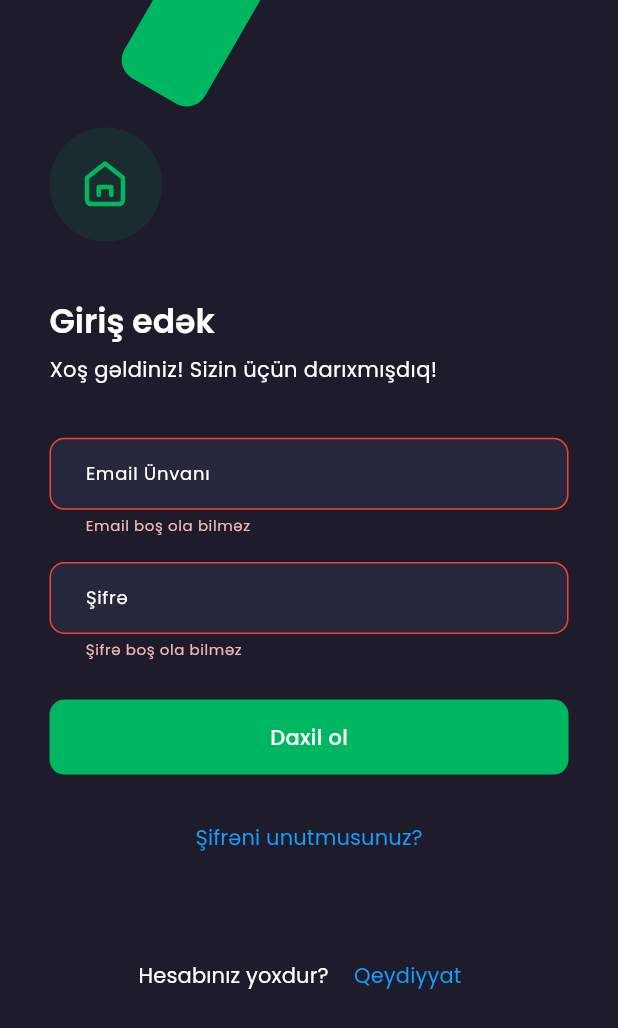
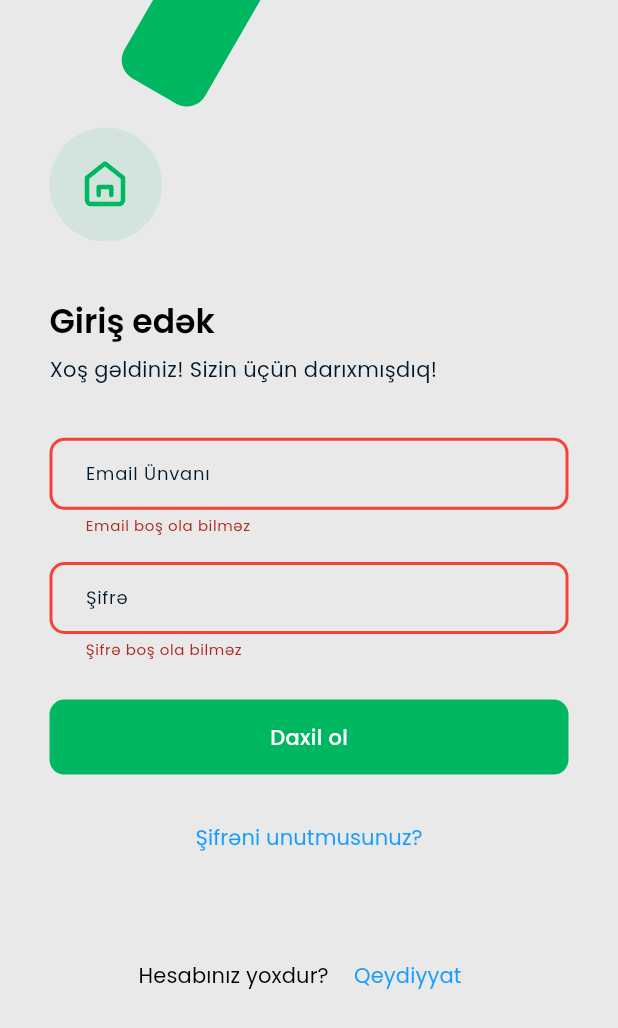
Before and after one commit to Elvin5002/e_state_app, a Flutter app: the screen it shows after launch, after a tap on "Daxil ol", on a phone screen of 412 x 824 dp. Shown: the top 1028 px of the screen. Run offline on Flutter 3.47's test engine with Material 3 defaults, Android fonts, the phone set to English and light mode, and no system bars; our stand-ins replace bloc, cloud_firestore, firebase_auth, firebase_core, firebase_messaging, firebase_storage and 10 more; missing offline and left inert: firebase_app_check, flutter_facebook_auth; accounts and stored records are empty; generated files the repository leaves out were written again; project files that could hold a hidden picture were left out.

Commit message:
- some minor changes

```diff
--- a/lib/main.dart
+++ b/lib/main.dart
@@ -36,7 +36,9 @@
         localizationsDelegates: AppLocalizations.localizationsDelegates,
         supportedLocales: AppLocalizations.supportedLocales,
         locale: const Locale('az', ''),
-        theme: AppTheme.darkTheme,
+        theme: AppTheme.lightTheme,
+        darkTheme: AppTheme.darkTheme,
+        themeMode: ThemeMode.system,
         home: const SplashScreen(),
       ),
     );
--- a/lib/presentation/screens/login/login_screen.dart
+++ b/lib/presentation/screens/login/login_screen.dart
@@ -18,6 +18,7 @@ class LoginScreen extends StatelessWidget {
   Widget build(BuildContext context) {
     final cubit = context.read<LoginCubit>();
     final formKey = GlobalKey<FormState>();
+    final localizations = AppLocalizations.of(context)!;
     return Scaffold(
       body: Padding(
         padding: const EdgeInsets.symmetric(horizontal: 33),
@@ -28,18 +29,20 @@ class LoginScreen extends StatelessWidget {
               child: Column(
                 crossAxisAlignment: CrossAxisAlignment.start,
                 children: [
-                  TopView(title: AppLocalizations.of(context)!.letsLogin,),
+                  TopView(
+                    title: localizations.letsLogin,
+                  ),
                   40.verticalSpace,
                   CustomInput(
                     controller: cubit.emailController,
                     obscureText: false,
-                    hintText: AppLocalizations.of(context)!.email,
+                    hintText: localizations.email,
                     validator: (value) {
                       if (value == null || value.isEmpty) {
-                        return AppLocalizations.of(context)!.emailEmpty;
+                        return localizations.emailEmpty;
                       } else if (!RegExp(r'^[^@]+@[^@]+\.[^@]+')
                           .hasMatch(value)) {
-                        return AppLocalizations.of(context)!.errorEmail;
+                        return localizations.errorEmail;
                       }
                       return null;
                     },
@@ -48,12 +51,12 @@ class LoginScreen extends StatelessWidget {
                   CustomInput(
                     controller: cubit.passwordController,
                     obscureText: true,
-                    hintText: AppLocalizations.of(context)!.password,
+                    hintText: localizations.password,
                     validator: (value) {
                       if (value == null || value.isEmpty) {
-                        return AppLocalizations.of(context)!.passwordEmpty;
+                        return localizations.passwordEmpty;
                       } else if (value.length < 6) {
-                        return AppLocalizations.of(context)!.passwordShort;
+                        return localizations.passwordShort;
                       }
                       return null;
                     },
@@ -70,20 +73,19 @@ class LoginScreen extends StatelessWidget {
                     builder: (context, state) {
                       final isLoading = state is LoginLoading;
                       return LoadingButton(
-                        onTap: () {
-                          if (formKey.currentState?.validate() ?? false) {
-                            cubit.login();
-                          }
-                        },
-                        text: AppLocalizations.of(context)!.login,
-                        isLoading: isLoading
-                      );
+                          onTap: () {
+                            if (formKey.currentState?.validate() ?? false) {
+                              cubit.login();
+                            }
+                          },
+                          text: localizations.login,
+                          isLoading: isLoading);
                     },
                   ),
                   20.verticalSpace,
                   Center(
                     child: CustomTextButton(
-                      text: AppLocalizations.of(context)!.forgotPassword,
+                      text: localizations.forgotPassword,
                       onPressed: () => context.replace(Pager.signup),
                     ),
                   ),
@@ -93,12 +95,12 @@ class LoginScreen extends StatelessWidget {
                       mainAxisAlignment: MainAxisAlignment.center,
                       children: [
                         Text(
-                          AppLocalizations.of(context)!.dontAcc,
+                          localizations.dontAcc,
                           style: Theme.of(context).textTheme.labelLarge,
                         ),
                         5.horizontalSpace,
                         CustomTextButton(
-                            text: AppLocalizations.of(context)!.signUp,
+                            text: localizations.signUp,
                             onPressed: () => context.replace(Pager.signup))
                       ],
                     ),
--- a/lib/presentation/screens/property overview/property_location_screen.dart
+++ b/lib/presentation/screens/property overview/property_location_screen.dart
@@ -1,5 +1,6 @@
 import 'package:flutter/material.dart';
 import 'package:google_maps_flutter/google_maps_flutter.dart';
+import 'package:flutter_gen/gen_l10n/app_localizations.dart';
 
 class PropertyLocationScreen extends StatelessWidget {
   const PropertyLocationScreen({super.key, required this.initialLocation});
@@ -10,7 +11,7 @@ class PropertyLocationScreen extends StatelessWidget {
   Widget build(BuildContext context) {
     return Scaffold(
       appBar: AppBar(
-        title: const Text('Select Location'),
+        title: Text(AppLocalizations.of(context)!.selectLocation),
       ),
       body: GoogleMap(
           initialCameraPosition: CameraPosition(
--- a/lib/presentation/screens/splash/splash_screen.dart
+++ b/lib/presentation/screens/splash/splash_screen.dart
@@ -1,4 +1,3 @@
-import 'package:flutter/services.dart';
 import '../../../utilities/extensions/context_extension.dart';
 import 'package:firebase_auth/firebase_auth.dart';
 import '../../../utilities/extensions/navigation_extension.dart';
@@ -17,8 +16,7 @@ class SplashScreen extends StatefulWidget {
   State<SplashScreen> createState() => _SplashScreenState();
 }
 
-class _SplashScreenState extends State<SplashScreen>
-    with SingleTickerProviderStateMixin {
+class _SplashScreenState extends State<SplashScreen> with SingleTickerProviderStateMixin {
   late AnimationController _controller;
   late Animation<double> _animation;
 
@@ -26,7 +24,7 @@ class _SplashScreenState extends State<SplashScreen>
   void initState() {
     _controller = AnimationController(
       vsync: this,
-      duration: const Duration(milliseconds: 1000),
+      duration: const Duration(milliseconds: 2000),
     )..repeat(reverse: true);
 
     _animation = Tween<double>(begin: 1.0, end: 1.2).animate(
@@ -49,12 +47,6 @@ class _SplashScreenState extends State<SplashScreen>
 
   @override
   Widget build(BuildContext context) {
-    SystemChrome.setSystemUIOverlayStyle(SystemUiOverlayStyle(
-      statusBarColor: Theme.of(context).scaffoldBackgroundColor,
-      statusBarIconBrightness: Theme.of(context).brightness == Brightness.dark
-          ? Brightness.light
-          : Brightness.dark,
-    ));
     return Scaffold(
         body: Center(
       child: Column(
--- a/lib/presentation/widgets/custom_input.dart
+++ b/lib/presentation/widgets/custom_input.dart
@@ -1,4 +1,3 @@
-import '../../utilities/constants/app_borders.dart';
 import 'package:flutter/material.dart';
 
 class CustomInput extends StatelessWidget {
@@ -14,7 +13,10 @@ class CustomInput extends StatelessWidget {
     this.prefixIcon,
     this.enabled = true,
     this.keyboardType = TextInputType.text,
-    this.line = 1, this.onSubmitted,
+    this.line = 1,
+    this.onSubmitted,
+    this.action,
+    this.focusNode,
   });
 
   final String? labelText;
@@ -29,33 +31,30 @@ class CustomInput extends StatelessWidget {
   final TextInputType? keyboardType;
   final int line;
   final void Function(String)? onSubmitted;
+  final TextInputAction? action;
+  final FocusNode? focusNode;
 
   @override
   Widget build(BuildContext context) {
     return TextFormField(
       controller: controller,
+      focusNode: focusNode,
       onFieldSubmitted: onSubmitted,
       obscureText: obscureText,
       validator: validator,
       keyboardType: keyboardType,
       maxLines: line,
+      textInputAction: action,
       autovalidateMode: AutovalidateMode.onUserInteraction,
       style: Theme.of(context).textTheme.labelMedium,
       decoration: InputDecoration(
         hintText: hintText,
-        hintStyle: Theme.of(context).inputDecorationTheme.hintStyle,
         labelText: labelText,
-        labelStyle: Theme.of(context).inputDecorationTheme.labelStyle,
         suffixIcon: suffixIcon,
         prefixIcon: prefixIcon,
-        prefixIconColor: Theme.of(context).inputDecorationTheme.prefixIconColor,
-        suffixIconColor: Theme.of(context).inputDecorationTheme.suffixIconColor,
-        fillColor: Theme.of(context).inputDecorationTheme.fillColor,
         enabled: enabled,
         filled: true,
         contentPadding: const EdgeInsets.only(left: 20, top: 15, bottom: 15),
-        border: Theme.of(context).inputDecorationTheme.border,
-        errorBorder: AppBorders.errorInputBorder,
       ),
     );
   }
--- a/lib/theme/app_input_decoration_theme.dart
+++ b/lib/theme/app_input_decoration_theme.dart
@@ -23,6 +23,10 @@ class AppInputDecorationTheme{
       borderRadius: BorderRadius.circular(10),
       borderSide: const BorderSide(color: Colors.black, width: 2),
     ),
+    errorBorder: OutlineInputBorder(
+      borderRadius: BorderRadius.circular(10),
+      borderSide: const BorderSide(color: Colors.red, width: 2),
+    ),
   );
 
   static InputDecorationTheme darkInputDecorationTheme = InputDecorationTheme(
@@ -44,5 +48,9 @@ class AppInputDecorationTheme{
       borderRadius: BorderRadius.circular(10),
       borderSide: const BorderSide(color: Colors.white, width: 2),
     ),
+    errorBorder: OutlineInputBorder(
+      borderRadius: BorderRadius.circular(10),
+      borderSide: const BorderSide(color: Colors.red, width: 2),
+    ),
   );
 }
--- a/lib/theme/app_theme.dart
+++ b/lib/theme/app_theme.dart
@@ -3,6 +3,7 @@ import 'package:e_state_app/theme/app_icon_button_theme.dart';
 import 'package:e_state_app/theme/app_input_decoration_theme.dart';
 import 'package:e_state_app/utilities/constants/app_colors.dart';
 import 'package:flutter/material.dart';
+import 'package:flutter/services.dart';
 import 'package:google_fonts/google_fonts.dart';
 
 import 'app_text_theme.dart';
@@ -18,12 +19,26 @@ class AppTheme {
     canvasColor: AppColors.lpink,
     shadowColor: AppColors.lightGrey,
     highlightColor: AppColors.sGrey,
+    bottomSheetTheme: const BottomSheetThemeData(
+      backgroundColor: AppColors.white,
+      shape: RoundedRectangleBorder(
+        borderRadius: BorderRadius.vertical(
+          top: Radius.circular(20),
+        ),
+      ),
+      modalBackgroundColor: AppColors.white,
+    ),
+    dividerColor: AppColors.sGrey,
     scaffoldBackgroundColor: AppColors.lightGrey,
     iconTheme: const IconThemeData(color: Colors.black),
     iconButtonTheme: AppIconButtonTheme.iconButtonLightTheme,
     textTheme: AppTextTheme.lightTextTheme,
     elevatedButtonTheme: AppElevatedButtonTheme.elevatedButtonLightTheme,
     appBarTheme: AppBarTheme(
+      systemOverlayStyle: const SystemUiOverlayStyle(
+        statusBarColor: Colors.transparent,
+        statusBarIconBrightness: Brightness.dark,
+      ),
       backgroundColor: AppColors.bg,
       elevation: 0,
       iconTheme: const IconThemeData(color: Colors.black),
@@ -46,6 +61,16 @@ class AppTheme {
     canvasColor: AppColors.canvas,
     shadowColor: AppColors.secondary,
     highlightColor: AppColors.secondary,
+    bottomSheetTheme: const BottomSheetThemeData(
+      backgroundColor: AppColors.secondary,
+      shape: RoundedRectangleBorder(
+        borderRadius: BorderRadius.vertical(
+          top: Radius.circular(20),
+        ),
+      ),
+      modalBackgroundColor: AppColors.secondary,
+    ),
+    dividerColor: AppColors.white,
     scaffoldBackgroundColor: AppColors.secondary,
     iconTheme: const IconThemeData(color: AppColors.card),
     iconButtonTheme: AppIconButtonTheme.iconButtonLightTheme,
@@ -53,8 +78,12 @@ class AppTheme {
     elevatedButtonTheme: AppElevatedButtonTheme.elevatedButtonDarkTheme,
     appBarTheme: AppBarTheme(
       backgroundColor: AppColors.secondary,
+      systemOverlayStyle: const SystemUiOverlayStyle(
+        statusBarColor: Colors.transparent,
+        statusBarIconBrightness: Brightness.light,
+      ),
       elevation: 0,
-      iconTheme: IconThemeData(color: Colors.white),
+      iconTheme: const IconThemeData(color: Colors.white),
       titleTextStyle: GoogleFonts.poppins(fontSize: 18, fontWeight: FontWeight.w500, color: AppColors.white),
     ),
     bottomNavigationBarTheme: const BottomNavigationBarThemeData(
--- a/lib/utilities/constants/app_borders.dart
+++ /dev/null
@@ -1,17 +0,0 @@
-import 'package:flutter/material.dart';
-
-import 'app_border_radius.dart';
-
-class AppBorders {
-  AppBorders._();
-
-  static const defaultInputBorder = OutlineInputBorder(
-    borderRadius: AppBorderRadius.a10,
-    borderSide: BorderSide.none,
-  );
-
-  static const errorInputBorder = OutlineInputBorder(
-    borderRadius: AppBorderRadius.a10,
-    borderSide: BorderSide(color: Colors.red),
-  );
-}
```
Also changed, not shown: lib/presentation/screens/property overview/property_screen.dart (+77 -1 lines), lib/presentation/widgets/date_time_input.dart (added, +59 -0 lines).
